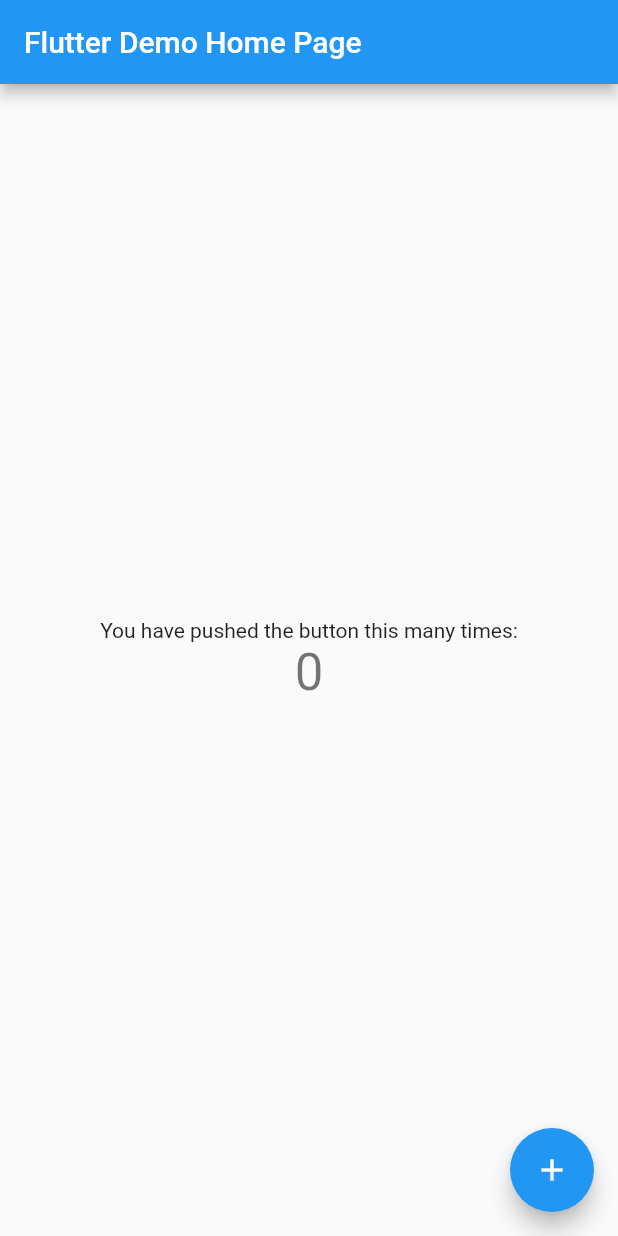
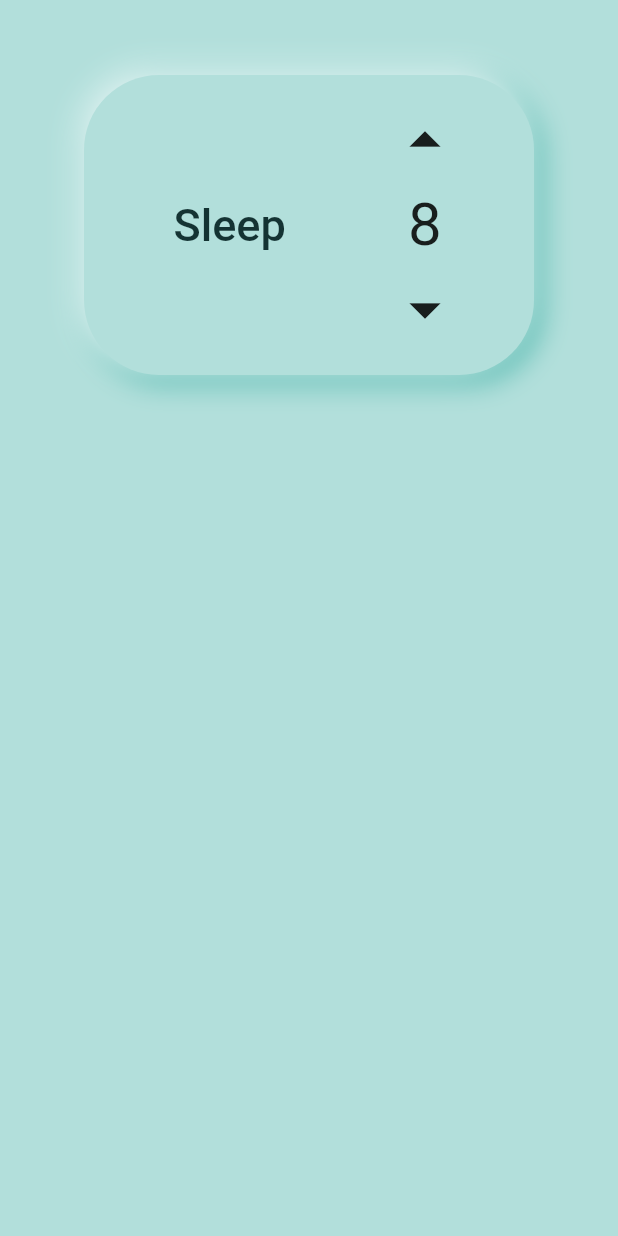
Before and after one commit to paulbenschmidt/analyfe, a Flutter app: the screen it shows after launch, on a phone screen of 412 x 824 dp. Run offline on Flutter 3.47's test engine with Material 2 defaults, Android fonts, the phone set to English and light mode, and no system bars; Roboto replaces fonts that are missing (Moderne-Sans-Font).

Commit message:
Updating Analyfe App Folders
Updating app contents to reflect new Soft UI design

```diff
--- a/paul-main/analyfe_app/lib/main.dart
+++ b/paul-main/analyfe_app/lib/main.dart
@@ -1,3 +1,4 @@
+import 'package:analyfe_app/screens/add_entry_screen.dart';
 import 'package:flutter/material.dart';
 
 void main() {
@@ -5,113 +6,25 @@ void main() {
 }
 
 class MyApp extends StatelessWidget {
-  // This widget is the root of your application.
   @override
   Widget build(BuildContext context) {
     return MaterialApp(
       title: 'Flutter Demo',
       theme: ThemeData(
-        // This is the theme of your application.
-        //
-        // Try running your application with "flutter run". You'll see the
-        // application has a blue toolbar. Then, without quitting the app, try
-        // changing the primarySwatch below to Colors.green and then invoke
-        // "hot reload" (press "r" in the console where you ran "flutter run",
-        // or simply save your changes to "hot reload" in a Flutter IDE).
-        // Notice that the counter didn't reset back to zero; the application
-        // is not restarted.
-        primarySwatch: Colors.blue,
-        // This makes the visual density adapt to the platform that you run
-        // the app on. For desktop platforms, the controls will be smaller and
-        // closer together (more dense) than on mobile platforms.
-        visualDensity: VisualDensity.adaptivePlatformDensity,
+        primarySwatch: Colors.pink,
+        accentColor: Colors.amber,
+        backgroundColor: Colors.teal[100],
+        highlightColor: Colors.teal[300],
+        dividerColor: Colors.teal[50],
+        fontFamily: 'Moderne-Sans-Font',
+        textTheme: ThemeData.light().textTheme.copyWith(
+              bodyText1: TextStyle(
+                color: Color.fromRGBO(20, 51, 51, 1),
+                fontSize: 30,
+              ),
+            ),
       ),
-      home: MyHomePage(title: 'Flutter Demo Home Page'),
+      home: AddEntryScreen(),
     );
   }
 }
-
-class MyHomePage extends StatefulWidget {
-  MyHomePage({Key key, this.title}) : super(key: key);
-
-  // This widget is the home page of your application. It is stateful, meaning
-  // that it has a State object (defined below) that contains fields that affect
-  // how it looks.
-
-  // This class is the configuration for the state. It holds the values (in this
-  // case the title) provided by the parent (in this case the App widget) and
-  // used by the build method of the State. Fields in a Widget subclass are
-  // always marked "final".
-
-  final String title;
-
-  @override
-  _MyHomePageState createState() => _MyHomePageState();
-}
-
-class _MyHomePageState extends State<MyHomePage> {
-  int _counter = 0;
-
-  void _incrementCounter() {
-    setState(() {
-      // This call to setState tells the Flutter framework that something has
-      // changed in this State, which causes it to rerun the build method below
-      // so that the display can reflect the updated values. If we changed
-      // _counter without calling setState(), then the build method would not be
-      // called again, and so nothing would appear to happen.
-      _counter++;
-    });
-  }
-
-  @override
-  Widget build(BuildContext context) {
-    // This method is rerun every time setState is called, for instance as done
-    // by the _incrementCounter method above.
-    //
-    // The Flutter framework has been optimized to make rerunning build methods
-    // fast, so that you can just rebuild anything that needs updating rather
-    // than having to individually change instances of widgets.
-    return Scaffold(
-      appBar: AppBar(
-        // Here we take the value from the MyHomePage object that was created by
-        // the App.build method, and use it to set our appbar title.
-        title: Text(widget.title),
-      ),
-      body: Center(
-        // Center is a layout widget. It takes a single child and positions it
-        // in the middle of the parent.
-        child: Column(
-          // Column is also a layout widget. It takes a list of children and
-          // arranges them vertically. By default, it sizes itself to fit its
-          // children horizontally, and tries to be as tall as its parent.
-          //
-          // Invoke "debug painting" (press "p" in the console, choose the
-          // "Toggle Debug Paint" action from the Flutter Inspector in Android
-          // Studio, or the "Toggle Debug Paint" command in Visual Studio Code)
-          // to see the wireframe for each widget.
-          //
-          // Column has various properties to control how it sizes itself and
-          // how it positions its children. Here we use mainAxisAlignment to
-          // center the children vertically; the main axis here is the vertical
-          // axis because Columns are vertical (the cross axis would be
-          // horizontal).
-          mainAxisAlignment: MainAxisAlignment.center,
-          children: <Widget>[
-            Text(
-              'You have pushed the button this many times:',
-            ),
-            Text(
-              '$_counter',
-              style: Theme.of(context).textTheme.headline4,
-            ),
-          ],
-        ),
-      ),
-      floatingActionButton: FloatingActionButton(
-        onPressed: _incrementCounter,
-        tooltip: 'Increment',
-        child: Icon(Icons.add),
-      ), // This trailing comma makes auto-formatting nicer for build methods.
-    );
-  }
-}
--- /dev/null
+++ b/paul-main/analyfe_app/lib/models/entry.dart
@@ -0,0 +1,22 @@
+import 'package:flutter/foundation.dart';
+
+enum RecordType {
+  Counter,
+  Slider,
+  Binary,
+  StartTime,
+  EndTime,
+  StartAndEndTime,
+}
+
+enum Affordability { Counter, Slider, StartTime, EndTime, StartAndEndTime }
+
+class Entry {
+  final String name;
+  final RecordType recordType;
+
+  const Entry({
+    @required this.name,
+    @required this.recordType,
+  });
+}
--- /dev/null
+++ b/paul-main/analyfe_app/lib/providers/entries_to_record.dart
@@ -0,0 +1,17 @@
+import 'package:flutter/foundation.dart';
+
+import '../models/entry.dart';
+
+class GreatPlaces with ChangeNotifier {
+  static List<Entry> DUMMY_ENTRY = [
+    Entry(name: 'Wake', recordType: RecordType.StartTime),
+    Entry(name: 'Mood', recordType: RecordType.Slider),
+    Entry(name: 'Sleep Quality', recordType: RecordType.Binary),
+    Entry(name: 'Exercise', recordType: RecordType.StartAndEndTime),
+    Entry(name: 'Number of Meals', recordType: RecordType.Counter),
+    Entry(name: 'Nutrition', recordType: RecordType.Counter),
+    Entry(name: 'Sleep', recordType: RecordType.EndTime),
+  ];
+
+  List<Entry> _items = DUMMY_ENTRY;
+}
--- /dev/null
+++ b/paul-main/analyfe_app/lib/screens/add_entry_screen.dart
@@ -0,0 +1,62 @@
+import 'package:flutter/material.dart';
+
+import '../style/soft_ui.dart';
+
+class AddEntryScreen extends StatelessWidget {
+  @override
+  Widget build(BuildContext context) {
+    return Scaffold(
+      backgroundColor: Theme.of(context).backgroundColor,
+      body: ListView(
+        children: [
+          SizedBox(
+            height: 50,
+          ),
+          Row(
+            mainAxisAlignment: MainAxisAlignment.center,
+            children: [
+              Container(
+                width: 300,
+                height: 200,
+                child: Row(
+                  mainAxisAlignment: MainAxisAlignment.spaceEvenly,
+                  children: [
+                    Padding(
+                      padding: EdgeInsets.all(20),
+                      child: Text(
+                        'Sleep',
+                        style: Theme.of(context).textTheme.bodyText1,
+                      ),
+                    ),
+                    Column(
+                      mainAxisAlignment: MainAxisAlignment.center,
+                      children: [
+                        IconButton(
+                          icon: Icon(Icons.arrow_drop_up),
+                          iconSize: 50.0,
+                          onPressed: () {},
+                        ),
+                        Container(
+                          child: Text(
+                            '8',
+                            style: TextStyle(fontSize: 40),
+                          ),
+                        ),
+                        IconButton(
+                          icon: Icon(Icons.arrow_drop_down),
+                          iconSize: 50.0,
+                          onPressed: () {},
+                        ),
+                      ],
+                    ),
+                  ],
+                ),
+                decoration: SoftUi.boxDecoration(context),
+              ),
+            ],
+          ),
+        ],
+      ),
+    );
+  }
+}
--- /dev/null
+++ b/paul-main/analyfe_app/lib/style/soft_ui.dart
@@ -0,0 +1,24 @@
+import 'package:flutter/material.dart';
+
+class SoftUi {
+  static BoxDecoration boxDecoration(context) {
+    return BoxDecoration(
+      color: Theme.of(context).backgroundColor,
+      borderRadius: BorderRadius.all(Radius.circular(50)),
+      boxShadow: [
+        BoxShadow(
+          color: Theme.of(context).highlightColor,
+          offset: Offset(4.0, 4.0),
+          blurRadius: 15.0,
+          spreadRadius: 1.0,
+        ),
+        BoxShadow(
+          color: Theme.of(context).dividerColor,
+          offset: Offset(-4.0, -4.0),
+          blurRadius: 15.0,
+          spreadRadius: 1.0,
+        ),
+      ],
+    );
+  }
+}
```
Also changed, not shown: paul-main/analyfe_app/pubspec.yaml (+4 -4 lines), paul-main/analyfe_app/assets/fonts/Moderne-Sans-Font.ttf (added).
